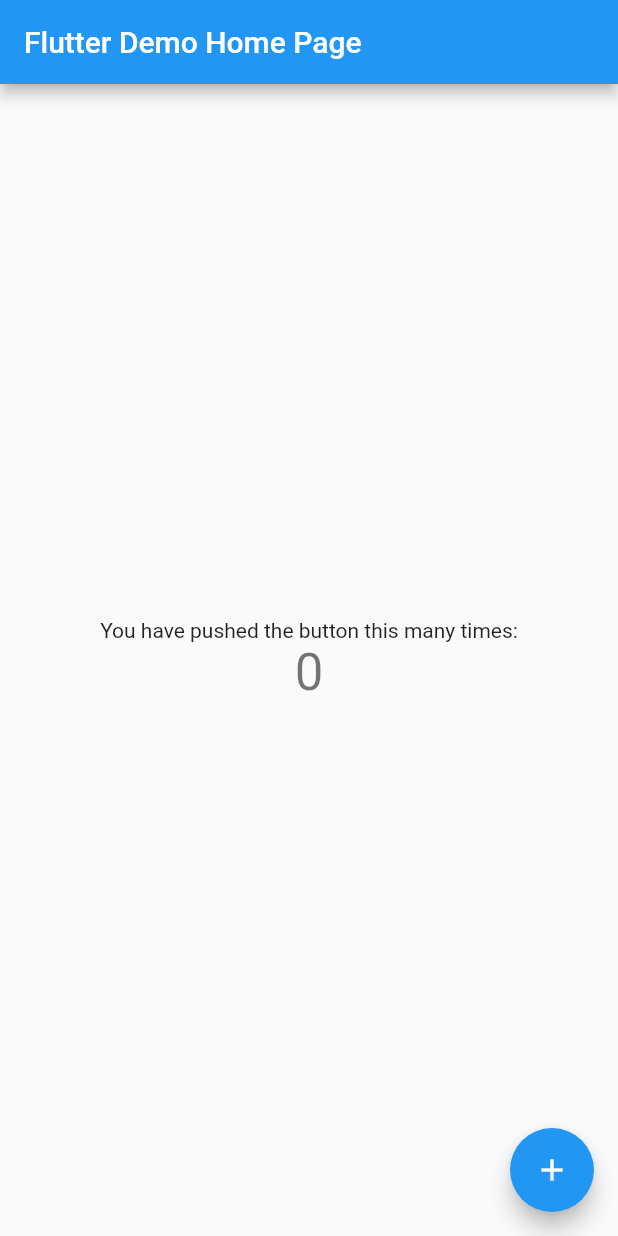
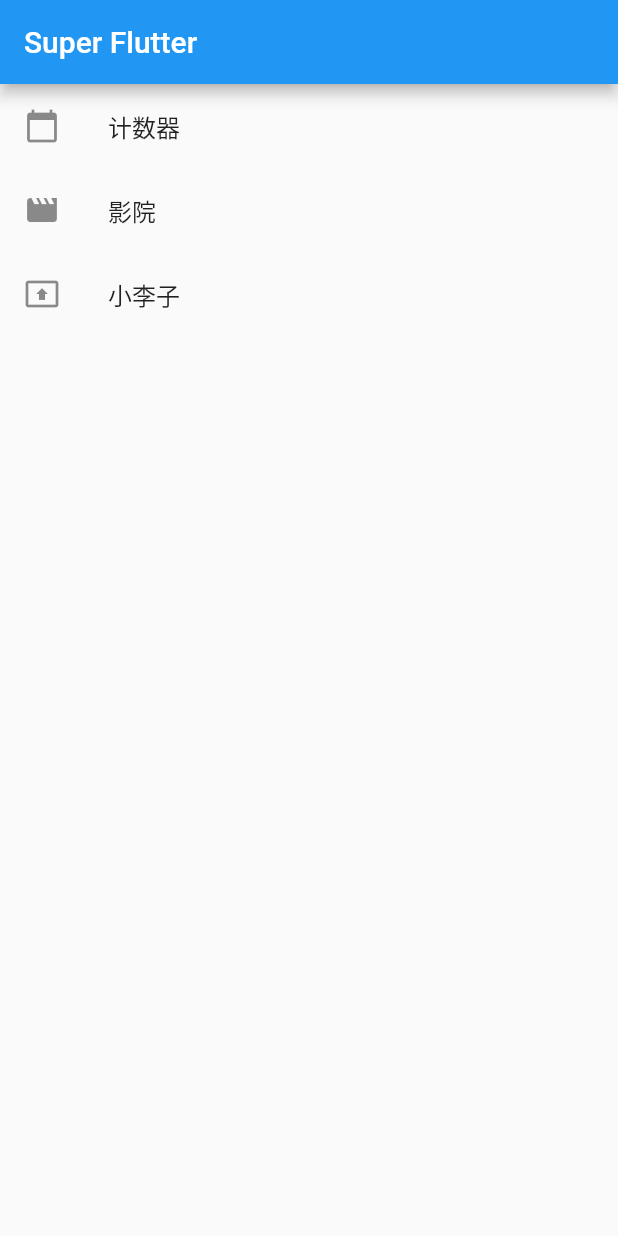
Before and after one commit to MasterShu/FlutterMovies, a Flutter app: the screen it shows after launch, on a phone screen of 412 x 824 dp. Run offline on Flutter 3.47's test engine with Material 2 defaults, Android fonts, the phone set to English and light mode, and no system bars; our stand-ins replace dio.

Commit message:
add new page of home ande demo refactoring project structure

```diff
--- a/lib/demo/todolist.dart
+++ b/lib/demo/todolist.dart
@@ -12,9 +12,7 @@ class _TodoListState extends State<TodoList> {
 
   @override
   Widget build(BuildContext context) {
-    return MaterialApp(
-      title: _title,
-      home: Scaffold(
+    return Scaffold(
         appBar: AppBar(
           title: Text(_title),
         ),
@@ -47,7 +45,6 @@ class _TodoListState extends State<TodoList> {
           },
           child: Icon(Icons.add),
         ),
-      ),
-    );
+      );
   }
 }
--- a/lib/main.dart
+++ b/lib/main.dart
@@ -1,5 +1,6 @@
 import 'package:flutter/material.dart';
-import 'package:flutter_movies/api/dio.dart';
+import 'package:flutter_movies/demo/demo.dart';
+import 'counter/counterView.dart';
 
 void main() => runApp(MyApp());
 
@@ -21,96 +22,36 @@ class MyApp extends StatelessWidget {
         // is not restarted.
         primarySwatch: Colors.blue,
       ),
-      home: MyHomePage(title: 'Flutter Demo Home Page'),
+      home: MyHomePage(),
     );
   }
 }
-
-class MyHomePage extends StatefulWidget {
-  MyHomePage({Key key, this.title}) : super(key: key);
-
-  // This widget is the home page of your application. It is stateful, meaning
-  // that it has a State object (defined below) that contains fields that affect
-  // how it looks.
-
-  // This class is the configuration for the state. It holds the values (in this
-  // case the title) provided by the parent (in this case the App widget) and
-  // used by the build method of the State. Fields in a Widget subclass are
-  // always marked "final".
-
-  final String title;
-
-  @override
-  _MyHomePageState createState() => _MyHomePageState();
-}
-
-class _MyHomePageState extends State<MyHomePage> {
-  int _counter = 0;
-
-  void _incrementCounter() {
-    setState(() {
-      // This call to setState tells the Flutter framework that something has
-      // changed in this State, which causes it to rerun the build method below
-      // so that the display can reflect the updated values. If we changed
-      // _counter without calling setState(), then the build method would not be
-      // called again, and so nothing would appear to happen.
-      _counter++;
-      Api api = new Api();
-      api.get('http://www.baidu.com/');
-    });
-  }
-
+class MyHomePage extends StatelessWidget {
   @override
   Widget build(BuildContext context) {
-    // This method is rerun every time setState is called, for instance as done
-    // by the _incrementCounter method above.
-    //
-    // The Flutter framework has been optimized to make rerunning build methods
-    // fast, so that you can just rebuild anything that needs updating rather
-    // than having to individually change instances of widgets.
+    // TODO: implement build
     return Scaffold(
       appBar: AppBar(
-        // Here we take the value from the MyHomePage object that was created by
-        // the App.build method, and use it to set our appbar title.
-        title: Text(widget.title),
+        title: Text('Super Flutter'),
       ),
       body: Center(
-        // Center is a layout widget. It takes a single child and positions it
-        // in the middle of the parent.
-        child: Column(
-          // Column is also a layout widget. It takes a list of children and
-          // arranges them vertically. By default, it sizes itself to fit its
-          // children horizontally, and tries to be as tall as its parent.
-          //
-          // Invoke "debug painting" (press "p" in the console, choose the
-          // "Toggle Debug Paint" action from the Flutter Inspector in Android
-          // Studio, or the "Toggle Debug Paint" command in Visual Studio Code)
-          // to see the wireframe for each widget.
-          //
-          // Column has various properties to control how it sizes itself and
-          // how it positions its children. Here we use mainAxisAlignment to
-          // center the children vertically; the main axis here is the vertical
-          // axis because Columns are vertical (the cross axis would be
-          // horizontal).
-          mainAxisAlignment: MainAxisAlignment.center,
+        child: ListView(
           children: <Widget>[
-            Text(
-              'You have pushed the button this many times:',
+            ListTile(
+              leading: Icon(Icons.calendar_today),
+              title: Text('计数器'),
+              onTap: () => Navigator.push(context, MaterialPageRoute(builder: (context) => CounterView(title: 'Counter',))),
             ),
-            Text(
-              '$_counter',
-              key: Key('counter'),
-              style: Theme.of(context).textTheme.display1,
+            ListTile(leading: Icon(Icons.movie), title: Text('影院')),
+            ListTile(
+              leading: Icon(Icons.present_to_all),
+              title: Text('小李子'),
+              onTap: () => Navigator.push(context, MaterialPageRoute(builder: (context) => Demo())),
             ),
           ],
         ),
       ),
-      floatingActionButton: FloatingActionButton(
-        onPressed: _incrementCounter,
-        key: Key('increment'),
-        tooltip: 'Increment',
-        child: Icon(Icons.add),
-      ), // This trailing comma makes auto-formatting nicer for build methods.
     );
   }
+
 }
```
Also changed, not shown: lib/counter/counterView.dart (added, +94 -0 lines), lib/demo/demo.dart (added, +26 -0 lines), lib/counter/counter.dart (renamed from lib/counter.dart), lib/hello.dart (deleted), 3 other files.
